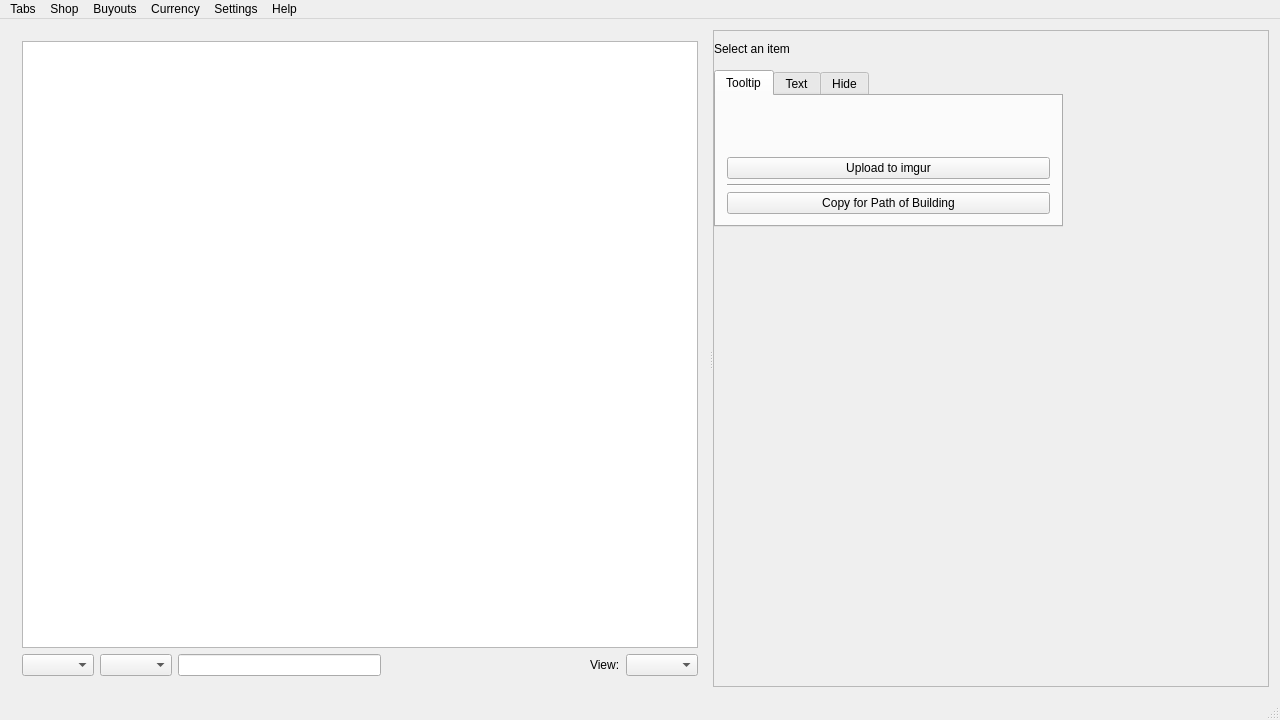
Above: src/ui/mainwindow.ui from smallcatlabs/acquisition-qt before the change. Below: the same form after it.
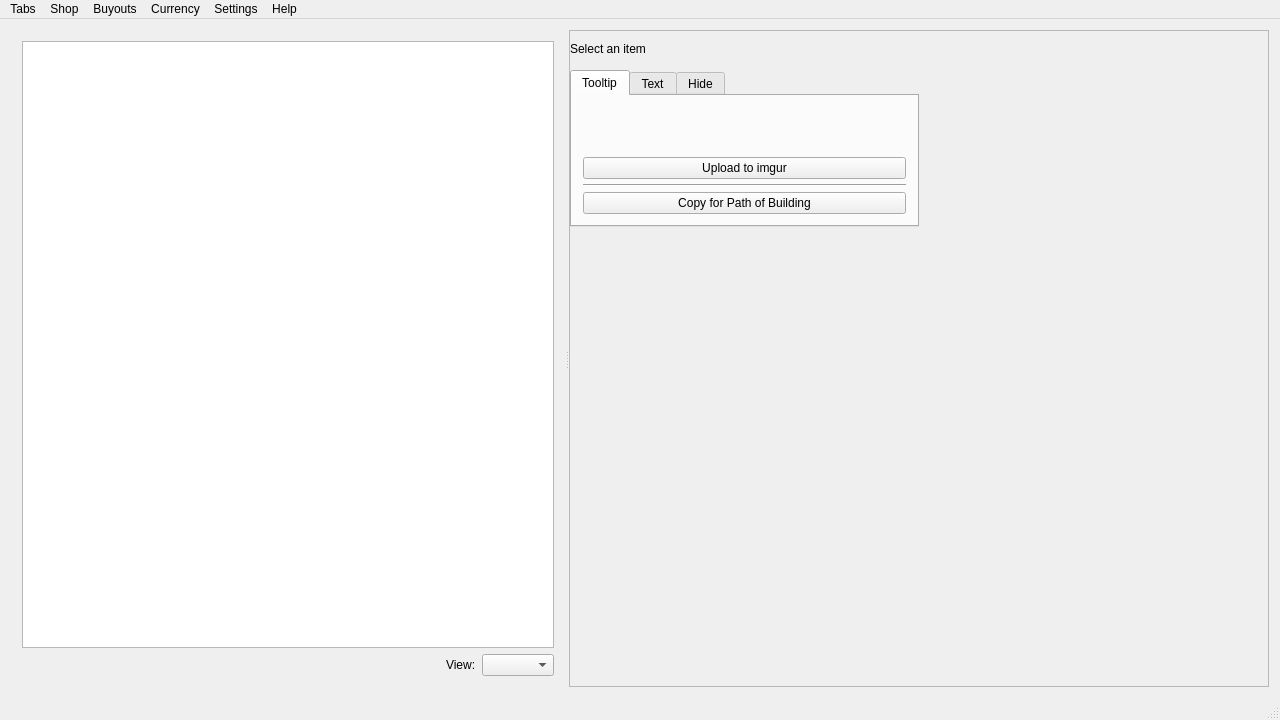
That is the form after the change. Custom widgets are drawn as their Qt base class.

Diff of the .ui file:
```diff
--- a/src/ui/mainwindow.ui
+++ b/src/ui/mainwindow.ui
@@ -30,13 +30,7 @@
           <item>
            <layout class="QHBoxLayout" name="horizontalLayout">
             <item>
-             <widget class="QComboBox" name="buyoutTypeComboBox"/>
-            </item>
-            <item>
-             <widget class="QComboBox" name="buyoutCurrencyComboBox"/>
-            </item>
-            <item>
-             <widget class="QLineEdit" name="buyoutValueLineEdit"/>
+             <widget class="BuyoutPanel" name="buyoutPanel" native="true"/>
             </item>
             <item>
              <spacer name="horizontalSpacer">
@@ -681,6 +675,14 @@
   </action>
  </widget>
  <layoutdefault spacing="6" margin="11"/>
+ <customwidgets>
+  <customwidget>
+   <class>BuyoutPanel</class>
+   <extends>QWidget</extends>
+   <header>ui/buyoutpanel.h</header>
+   <container>0</container>
+  </customwidget>
+ </customwidgets>
  <resources/>
  <connections/>
 </ui>
```
